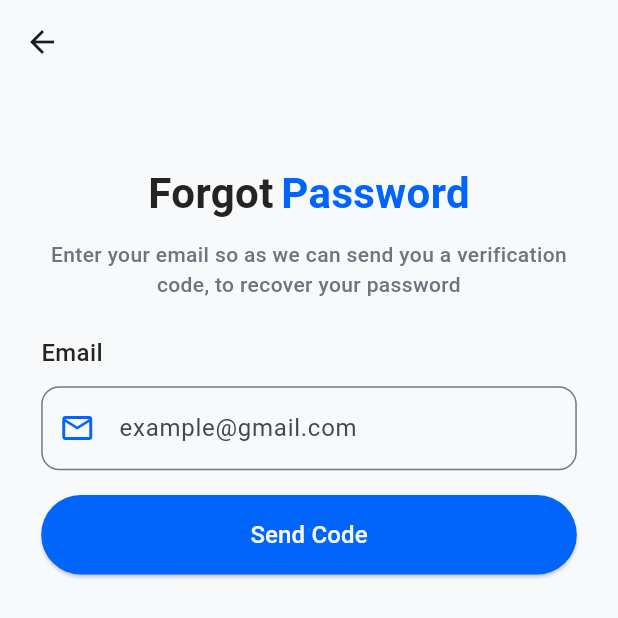
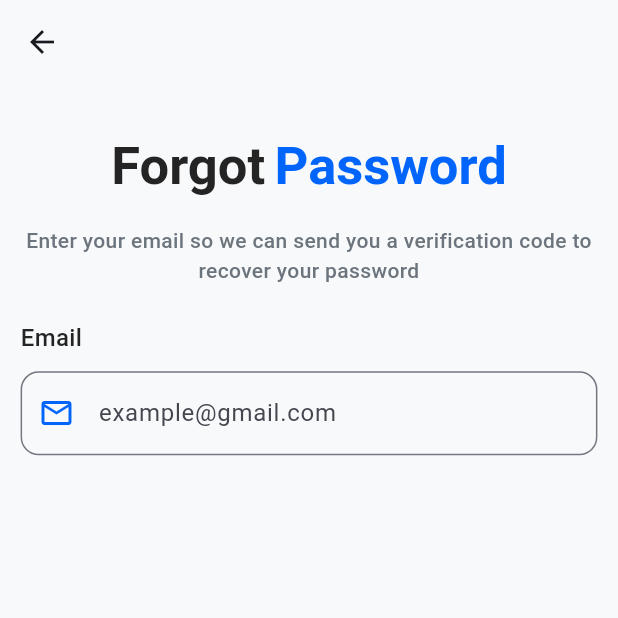
Before and after one commit to CodeWithCrescent/Flutter-DocFinder-App, a Flutter app: the AuthScreen screen opened by its route, after a tap on "Sign Up", after a tap on "Sign In", after a tap on "Forgot Password?", on a phone screen of 412 x 824 dp, the top half of it. Run offline on Flutter 3.47's test engine with Material 3 defaults, Android fonts, the phone set to English and light mode, and no system bars; our stand-ins replace awesome_bottom_bar, flutter_onboarding_slider, flutter_switch, hexcolor, pinput.

Commit message:
App Updates

```diff
--- a/lib/screens/auth/auth_screen.dart
+++ b/lib/screens/auth/auth_screen.dart
@@ -1,3 +1,4 @@
+import 'package:flutter/material.dart';
 import 'package:doc_finder/constants/colors.dart';
 import 'package:doc_finder/widgets/forget_password_form.dart';
 import 'package:doc_finder/widgets/login_form.dart';
@@ -5,8 +6,8 @@ import 'package:doc_finder/widgets/new_password_form.dart';
 import 'package:doc_finder/widgets/register_form.dart';
 import 'package:doc_finder/widgets/social_login.dart';
 import 'package:doc_finder/widgets/verify_code_form.dart';
-import 'package:flutter/material.dart';
 
+// ignore: must_be_immutable
 class AuthScreen extends StatefulWidget {
   AuthScreen({super.key, required this.pageNumber});
   int pageNumber;
@@ -20,43 +21,28 @@ class _AuthScreenState extends State<AuthScreen> {
   Widget build(BuildContext context) {
     return Scaffold(
       backgroundColor: GlobalColor.white,
-      appBar: AppBar(
+      body: CustomScrollView(
+        slivers: [
+          SliverAppBar(
+            backgroundColor: GlobalColor.white,
+            surfaceTintColor: GlobalColor.white,
+            floating: true,
+            pinned: true,
+            expandedHeight: 150.0,
             automaticallyImplyLeading: widget.pageNumber == 3 ||
                     widget.pageNumber == 4 ||
                     widget.pageNumber == 5
                 ? true
                 : false,
-        backgroundColor: Colors.transparent,
-        elevation: 0,
-        surfaceTintColor: GlobalColor.white,
-      ),
-      body: SafeArea(
-        child: SingleChildScrollView(
-          padding: EdgeInsets.only(
-            left: MediaQuery.of(context).size.height / 30,
-            right: MediaQuery.of(context).size.height / 30,
-            top: widget.pageNumber == 1 || widget.pageNumber == 3
-                ? MediaQuery.of(context).size.height / 25
-                : 0,
-            bottom: MediaQuery.of(context).viewInsets.bottom + 15,
-          ),
-          child: Column(
+            flexibleSpace: FlexibleSpaceBar(
+              centerTitle: true,
+              expandedTitleScale: 1.25,
+              title: Row(
+                mainAxisAlignment: MainAxisAlignment.center,
                 crossAxisAlignment: CrossAxisAlignment.center,
                 children: [
-              const SizedBox(height: 20),
-              Row(
-                mainAxisAlignment: MainAxisAlignment.center,
-                children: [
                   Text(
-                    widget.pageNumber == 1
-                        ? 'Sign'
-                        : widget.pageNumber == 2
-                            ? 'Create'
-                            : widget.pageNumber == 3
-                                ? 'Forgot'
-                                : widget.pageNumber == 4
-                                    ? 'Verify'
-                                    : 'Create',
+                    _getTitleFirstPart(),
                     style: TextStyle(
                       color: GlobalColor.black,
                       fontWeight: FontWeight.w600,
@@ -65,15 +51,7 @@ class _AuthScreenState extends State<AuthScreen> {
                   ),
                   const SizedBox(width: 5),
                   Text(
-                    widget.pageNumber == 1
-                        ? 'In'
-                        : widget.pageNumber == 2
-                            ? 'Account'
-                            : widget.pageNumber == 3
-                                ? 'Password'
-                                : widget.pageNumber == 4
-                                    ? 'Code'
-                                    : 'New Password',
+                    _getTitleSecondPart(),
                     style: TextStyle(
                       color: GlobalColor.primary,
                       fontWeight: FontWeight.w600,
@@ -82,17 +60,20 @@ class _AuthScreenState extends State<AuthScreen> {
                   ),
                 ],
               ),
-              SizedBox(height: MediaQuery.of(context).size.height / 75),
+            ),
+          ),
+          SliverPadding(
+            padding: EdgeInsets.only(
+              left: MediaQuery.of(context).size.width / 30,
+              right: MediaQuery.of(context).size.width / 30,
+              // top: MediaQuery.of(context).size.height / 25,
+              bottom: MediaQuery.of(context).viewInsets.bottom + 15,
+            ),
+            sliver: SliverList(
+              delegate: SliverChildListDelegate(
+                [
                   Text(
-                widget.pageNumber == 1
-                    ? 'Hi! Welcome back, you\'ve been missed'
-                    : widget.pageNumber == 2
-                        ? 'Join us to make appointment and meet your doctor seamlesly'
-                        : widget.pageNumber == 3
-                            ? 'Enter your email so as we can send you a verification code, to recover your password'
-                            : widget.pageNumber == 4
-                                ? 'Please enter the code we just sent to email example@email.com'
-                                : 'Your new password must be different from previously used passwords.',
+                    _getSubtitle(),
                     softWrap: true,
                     textAlign: TextAlign.center,
                     style: TextStyle(
@@ -101,75 +82,44 @@ class _AuthScreenState extends State<AuthScreen> {
                       fontWeight: FontWeight.w500,
                     ),
                   ),
-              widget.pageNumber == 1
-                  ? SizedBox(height: MediaQuery.of(context).size.height / 25)
-                  : SizedBox(height: MediaQuery.of(context).size.height / 35),
-              if (widget.pageNumber == 1)
-                const LoginForm()
-              else if (widget.pageNumber == 2)
-                const RegisterForm()
-              else if (widget.pageNumber == 3)
-                const ForgotPasswordForm()
-              else if (widget.pageNumber == 4)
-                const VerifyCodeForm()
-              else if (widget.pageNumber == 5)
-                const NewPasswordForm(),
-              SizedBox(height: MediaQuery.of(context).size.height / 50),
-              if (widget.pageNumber != 4)
-                ElevatedButton(
-                  onPressed: () {
-                    if (widget.pageNumber == 1) {
-                      Navigator.pushNamed(context, '/home');
-                    } else if (widget.pageNumber == 2) {
-                      Navigator.pushNamed(context, '/location-access');
-                    } else if (widget.pageNumber == 3) {
-                      Navigator.pushNamed(context, '/verify-code');
-                    } else if (widget.pageNumber == 5) {
-                      Navigator.of(context).pushNamedAndRemoveUntil(
-                          '/login', (Route route) => false);
-                    }
-                  },
-                  style: ButtonStyle(
-                    foregroundColor:
-                        MaterialStatePropertyAll(GlobalColor.white),
-                    backgroundColor:
-                        MaterialStatePropertyAll(GlobalColor.primary),
-                    fixedSize: MaterialStatePropertyAll(
-                      Size.fromWidth(MediaQuery.of(context).size.width),
+                  SizedBox(
+                    height: widget.pageNumber == 1
+                        ? MediaQuery.of(context).size.height / 25
+                        : MediaQuery.of(context).size.height / 35,
                   ),
-                    padding: const MaterialStatePropertyAll(
-                      EdgeInsets.symmetric(vertical: 15),
+                  _getFormWidget(),
+                  SizedBox(height: MediaQuery.of(context).size.height / 25),
+                  if (widget.pageNumber == 1 || widget.pageNumber == 2)
+                    Row(
+                      children: [
+                        Expanded(
+                          child: Container(
+                            height: 0.5,
+                            color: GlobalColor.muted,
                           ),
                         ),
-                  child: Text(
-                    widget.pageNumber == 1
-                        ? 'Sign In'
-                        : widget.pageNumber == 2
-                            ? 'Sign Up'
-                            : widget.pageNumber == 3
-                                ? 'Send Code'
-                                : widget.pageNumber == 4
-                                    ? 'Verify'
-                                    : 'Create New Password',
-                    style: const TextStyle(
-                      fontSize: 16,
-                    ),
-                  ),
-                ),
-              SizedBox(height: MediaQuery.of(context).size.height / 25),
-              if (widget.pageNumber == 1 || widget.pageNumber == 2)
                         Text(
                           widget.pageNumber == 1
-                      ? 'Or sign in with'
-                      : 'Or sign up with',
+                              ? ' Or sign in with '
+                              : ' Or sign up with ',
                           style: TextStyle(
                             color: GlobalColor.muted,
                             fontWeight: FontWeight.w600,
                           ),
                         ),
-              widget.pageNumber == 1
-                  ? SizedBox(height: MediaQuery.of(context).size.height / 25)
-                  : SizedBox(height: MediaQuery.of(context).size.height / 50),
+                        Expanded(
+                          child: Container(
+                            height: 0.5,
+                            color: GlobalColor.muted,
+                          ),
+                        ),
+                      ],
+                    ),
+                  SizedBox(
+                    height: widget.pageNumber == 1
+                        ? MediaQuery.of(context).size.height / 25
+                        : MediaQuery.of(context).size.height / 50,
+                  ),
                   if (widget.pageNumber == 1 || widget.pageNumber == 2)
                     Row(
                       mainAxisAlignment: MainAxisAlignment.center,
@@ -181,9 +131,11 @@ class _AuthScreenState extends State<AuthScreen> {
                         const SocialButton(social: 'facebook'),
                       ],
                     ),
-              widget.pageNumber == 1
-                  ? SizedBox(height: MediaQuery.of(context).size.height / 25)
-                  : SizedBox(height: MediaQuery.of(context).size.height / 50),
+                  SizedBox(
+                    height: widget.pageNumber == 1
+                        ? MediaQuery.of(context).size.height / 25
+                        : MediaQuery.of(context).size.height / 50,
+                  ),
                   if (widget.pageNumber == 1 || widget.pageNumber == 2)
                     Row(
                       mainAxisAlignment: MainAxisAlignment.center,
@@ -200,11 +152,8 @@ class _AuthScreenState extends State<AuthScreen> {
                         TextButton(
                           onPressed: () {
                             setState(() {
-                          if (widget.pageNumber == 1) {
-                            widget.pageNumber = 2;
-                          } else if (widget.pageNumber == 2) {
-                            widget.pageNumber = 1;
-                          }
+                              widget.pageNumber =
+                                  widget.pageNumber == 1 ? 2 : 1;
                             });
                           },
                           child: Text(
@@ -221,6 +170,76 @@ class _AuthScreenState extends State<AuthScreen> {
               ),
             ),
           ),
+        ],
+      ),
     );
   }
+
+  String _getTitleFirstPart() {
+    switch (widget.pageNumber) {
+      case 1:
+        return 'Sign';
+      case 2:
+        return 'Create';
+      case 3:
+        return 'Forgot';
+      case 4:
+        return 'Verify';
+      case 5:
+        return 'Create';
+      default:
+        return '';
     }
+  }
+
+  String _getTitleSecondPart() {
+    switch (widget.pageNumber) {
+      case 1:
+        return 'In';
+      case 2:
+        return 'Account';
+      case 3:
+        return 'Password';
+      case 4:
+        return 'Code';
+      case 5:
+        return 'New Password';
+      default:
+        return '';
+    }
+  }
+
+  String _getSubtitle() {
+    switch (widget.pageNumber) {
+      case 1:
+        return 'Hi! Welcome back, you\'ve been missed';
+      case 2:
+        return 'Join us to make appointment and meet your doctor seamlessly';
+      case 3:
+        return 'Enter your email so we can send you a verification code to recover your password';
+      case 4:
+        return 'Please enter the code we just sent to email example@email.com';
+      case 5:
+        return 'Your new password must be different from previously used passwords.';
+      default:
+        return '';
+    }
+  }
+
+  Widget _getFormWidget() {
+    switch (widget.pageNumber) {
+      case 1:
+        return const LoginForm();
+      case 2:
+        return const RegisterForm();
+      case 3:
+        return const ForgotPasswordForm();
+      case 4:
+        return const VerifyCodeForm();
+      case 5:
+        return const NewPasswordForm();
+      default:
+        return const SizedBox.shrink();
+    }
+  }
+}
```
Lines whose indentation alone changed are shown as unchanged.
